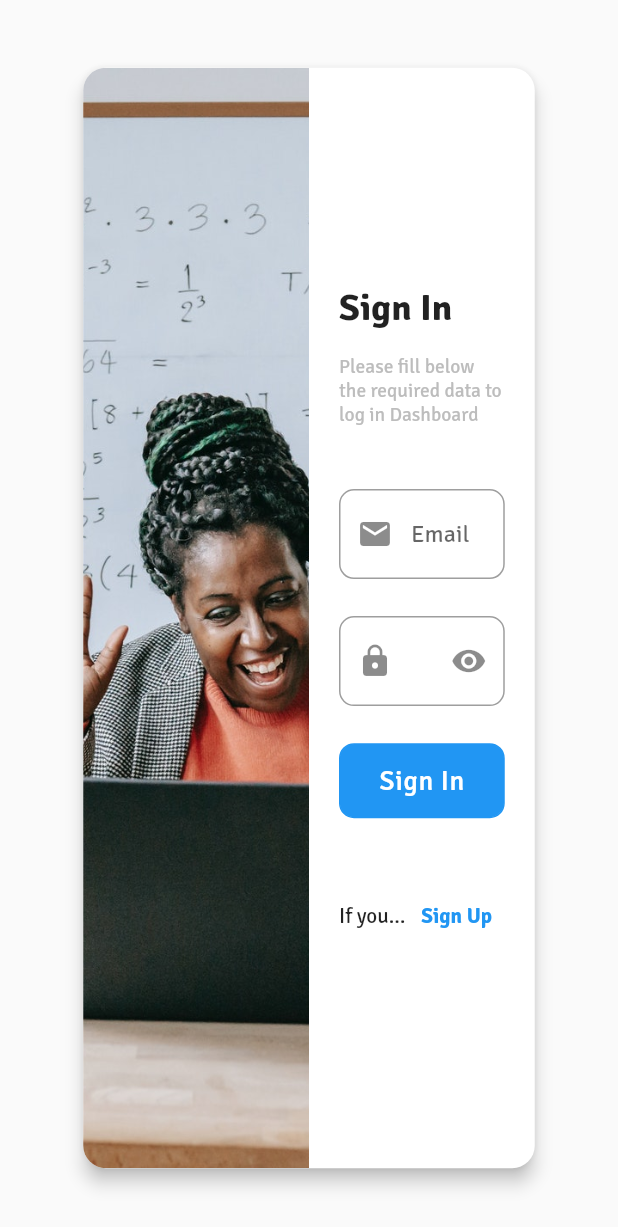
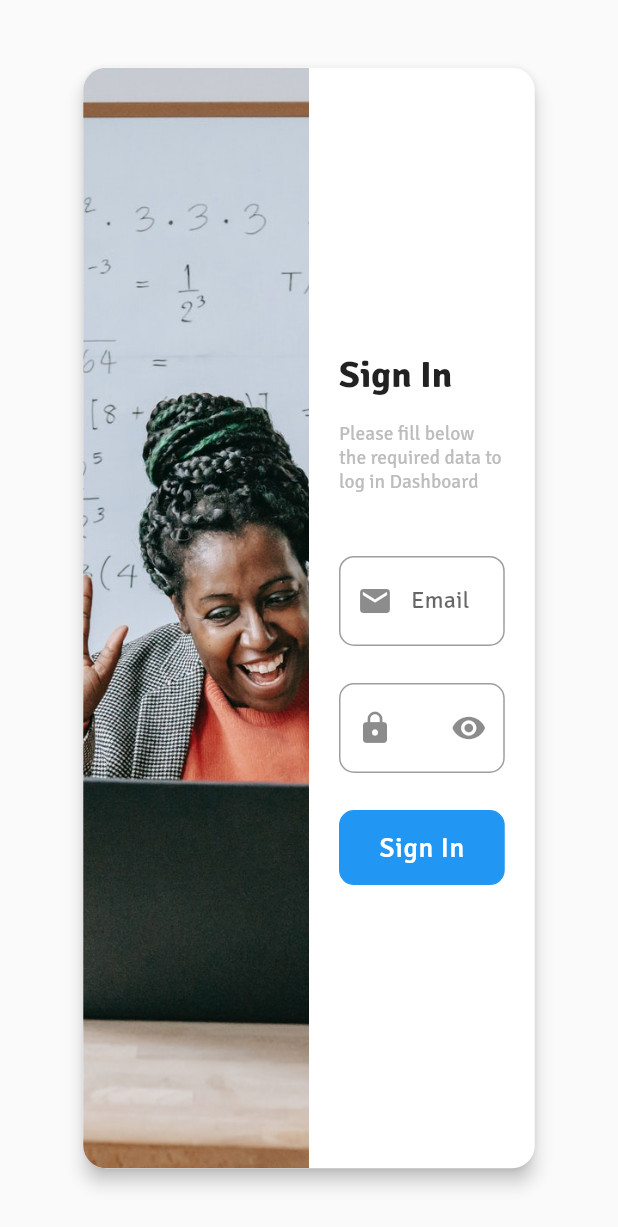
Before and after one commit to mohammedelshafey12/dar_elkahrba_dashboard, a Flutter app: the screen it shows after launch, on a phone screen of 412 x 824 dp. Shown: the top 1227 px of the screen. Run offline on Flutter 3.47's test engine with Material 2 defaults, Android fonts, the light colour scheme and no system bars; drawn by our look-alikes of modal_progress_hud_nsn; our stand-ins replace cloud_firestore, file_picker, firebase_auth, firebase_core, firebase_storage, page_transition and 1 more; missing offline and left inert: dart:html, excel; accounts and stored records are empty.

Commit message:
done project dashboard admin

```diff
--- a/lib/screens/auth/login_screen.dart
+++ b/lib/screens/auth/login_screen.dart
@@ -151,39 +151,39 @@ class _LogInScreenState extends State<LogInScreen> {
                                 ),
                               ],
                             ),
-                            SizedBox(
-                              height: height * 0.05,
-                            ),
-                            Row(
-                              mainAxisAlignment: MainAxisAlignment.center,
-                              children: [
-                                Expanded(
-                                  child: Text(
-                                    'If you don\'t have an account',
-                                    style: TextStyle(
-                                      fontFamily: 'custom_font',
-                                    ),
-                                    overflow: TextOverflow.ellipsis,
-                                    maxLines: 1,
-                                  ),
-                                ),
-                                TextButton(
-                                  onPressed: () {
-                                    Constants.navigatorPush(
-                                      context: context,
-                                      screen: SignUpScreen(),
-                                    );
-                                  },
-                                  child: Text(
-                                    'Sign Up',
-                                    style: TextStyle(
-                                      fontWeight: FontWeight.bold,
-                                      fontFamily: 'custom_font_bold',
-                                    ),
-                                  ),
-                                )
-                              ],
-                            ),
+                            // SizedBox(
+                            //   height: height * 0.05,
+                            // ),
+                            // Row(
+                            //   mainAxisAlignment: MainAxisAlignment.center,
+                            //   children: [
+                            //     Expanded(
+                            //       child: Text(
+                            //         'If you don\'t have an account',
+                            //         style: TextStyle(
+                            //           fontFamily: 'custom_font',
+                            //         ),
+                            //         overflow: TextOverflow.ellipsis,
+                            //         maxLines: 1,
+                            //       ),
+                            //     ),
+                            //     TextButton(
+                            //       onPressed: () {
+                            //         Constants.navigatorPush(
+                            //           context: context,
+                            //           screen: SignUpScreen(),
+                            //         );
+                            //       },
+                            //       child: Text(
+                            //         'Sign Up',
+                            //         style: TextStyle(
+                            //           fontWeight: FontWeight.bold,
+                            //           fontFamily: 'custom_font_bold',
+                            //         ),
+                            //       ),
+                            //     )
+                            //   ],
+                            // ),
                           ],
                         ),
                       ),
```
